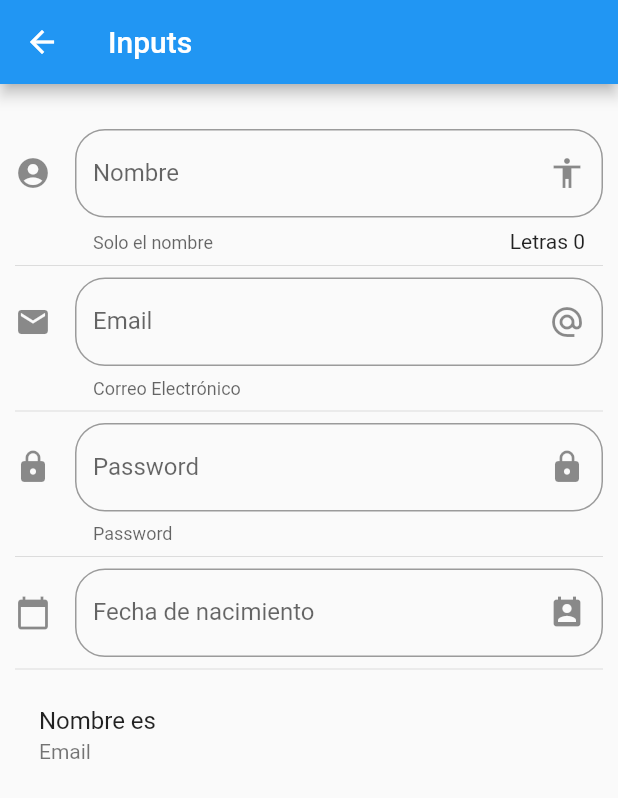
After one commit to JorgeMontellano/maps_flutter, a Flutter app: the InputPage screen opened by its route, on a phone screen of 412 x 824 dp. The commit adds this screen. Shown: the top 798 px of the screen. Run offline on Flutter 3.47's test engine with Material 2 defaults, Android fonts, the phone set to English and light mode, and no system bars; network calls fail.

Commit message:
80% del seccion 6

```diff
--- a/seccion_seis/data/menu_opts.json
+++ b/seccion_seis/data/menu_opts.json
@@ -15,6 +15,16 @@
             "ruta" : "card",
             "icon" : "folder_open",
             "texto": "Cards - Tarjetas"
+        },
+        {
+            "ruta" : "animatedContainer",
+            "icon" : "donut_large",
+            "texto": "Animated Container"
+        },
+        {
+            "ruta" : "inputs",
+            "icon" : "input",
+            "texto": "Inputs"
         }
     ]
 }
--- /dev/null
+++ b/seccion_seis/lib/src/pages/input_page.dart
@@ -0,0 +1,123 @@
+import 'package:flutter/material.dart';
+
+class InputPage extends StatefulWidget {
+  @override
+  _InputPageState createState() => _InputPageState();
+}
+
+class _InputPageState extends State<InputPage> {
+  String _nombre = '';
+  String _email = '';
+  String _password = '';
+  String _fecha = '';
+  TextEditingController _inputFieldDateControler = new TextEditingController();
+
+  @override
+  Widget build(BuildContext context) {
+    return Scaffold(
+        appBar: AppBar(title: Text('Inputs')),
+        body: ListView(
+            padding: EdgeInsets.symmetric(horizontal: 10.0, vertical: 30),
+            children: <Widget>[
+              _crearInput(),
+              Divider(),
+              _crearEmail(),
+              Divider(),
+              _crearPassword(),
+              Divider(),
+              _crearFecha(context),
+              Divider(),
+              _crearPersona(),
+            ]));
+  }
+
+  Widget _crearInput() {
+    return TextField(
+      textCapitalization: TextCapitalization.sentences,
+      decoration: InputDecoration(
+          border: OutlineInputBorder(borderRadius: BorderRadius.circular(20.0)),
+          counter: Text('Letras ${_nombre.length}'),
+          hintText: 'Nombre de la persona',
+          helperText: 'Solo el nombre',
+          labelText: 'Nombre',
+          suffixIcon: Icon(Icons.accessibility),
+          icon: Icon(Icons.account_circle)),
+      onChanged: (valor) {
+        setState(() {
+          _nombre = valor;
+        });
+      },
+    );
+  }
+
+  Widget _crearPersona() {
+    return (ListTile(
+        title: Text('Nombre es $_nombre'), subtitle: Text('Email $_email')));
+  }
+
+  Widget _crearEmail() {
+    return TextField(
+      keyboardType: TextInputType.emailAddress,
+      decoration: InputDecoration(
+          border: OutlineInputBorder(borderRadius: BorderRadius.circular(20.0)),
+          hintText: 'Email',
+          helperText: 'Correo Electrónico',
+          labelText: 'Email',
+          suffixIcon: Icon(Icons.alternate_email),
+          icon: Icon(Icons.mail)),
+      onChanged: (valor) => setState(() {
+        _email = valor;
+      }),
+    );
+  }
+
+  Widget _crearPassword() {
+    return TextField(
+      obscureText: true,
+      decoration: InputDecoration(
+          border: OutlineInputBorder(borderRadius: BorderRadius.circular(20.0)),
+          hintText: 'Password',
+          helperText: 'Password',
+          labelText: 'Password',
+          suffixIcon: Icon(Icons.lock),
+          icon: Icon(Icons.lock)),
+      onChanged: (valor) => setState(() {
+        _password = valor;
+      }),
+    );
+  }
+
+  _crearFecha(BuildContext context) {
+    return TextField(
+      controller: _inputFieldDateControler,
+      enableInteractiveSelection: false,
+      decoration: InputDecoration(
+          border: OutlineInputBorder(borderRadius: BorderRadius.circular(20.0)),
+          hintText: 'Fecha de nacimiento',
+          // helperText: 'Fecha de nacimiento',
+          labelText: 'Fecha de nacimiento',
+          suffixIcon: Icon(Icons.perm_contact_calendar),
+          icon: Icon(Icons.calendar_today)),
+      onTap: () {
+        FocusScope.of(context).requestFocus(new FocusNode());
+        _selectDate(context);
+      },
+    );
+  }
+
+  _selectDate(BuildContext context) async {
+    DateTime picked = await showDatePicker(
+      context: context,
+      initialDate: new DateTime.now(),
+      firstDate: new DateTime(2018),
+      lastDate: new DateTime(2025),
+      locale: Locale('es', 'MX'),
+    );
+    if (picked != null) {
+      setState(() {
+        _fecha = picked.toString();
+        _inputFieldDateControler.text = _fecha;
+      });
+    }
+  }
+}
--- a/seccion_seis/lib/src/routes/routes.dart
+++ b/seccion_seis/lib/src/routes/routes.dart
@@ -1,8 +1,10 @@
 import 'package:flutter/material.dart';
 import 'package:seccion_seis/src/pages/alert_page.dart';
+import 'package:seccion_seis/src/pages/animated_container.dart';
 import 'package:seccion_seis/src/pages/avatar_page.dart';
 import 'package:seccion_seis/src/pages/card_page.dart';
 import 'package:seccion_seis/src/pages/home_page.dart';
+import 'package:seccion_seis/src/pages/input_page.dart';
 
 Map<String, WidgetBuilder> getApplicationRoutes() {
   return <String, WidgetBuilder>{
@@ -10,5 +12,7 @@ Map<String, WidgetBuilder> getApplicationRoutes() {
     'alert': (BuildContext context) => AlertPage(),
     'avatar': (BuildContext context) => AvatarPage(),
     'card': (BuildContext context) => CardPage(),
+    'animatedContainer': (BuildContext context) => AnimatedContainerPage(),
+    'inputs': (BuildContext context) => InputPage(),
   };
 }
--- a/seccion_seis/lib/src/utils/icono_string_util.dart
+++ b/seccion_seis/lib/src/utils/icono_string_util.dart
@@ -3,7 +3,9 @@ import 'package:flutter/material.dart';
 final _icons = <String, IconData>{
   "add_alert": Icons.add_alert,
   "accessibility": Icons.accessibility,
-  "folder_open": Icons.folder_open
+  "folder_open": Icons.folder_open,
+  "donut_large": Icons.donut_large,
+  "input": Icons.input
 };
 Icon getIcon(String nombreIcono) {
   return Icon(_icons[nombreIcono], color: Colors.blue);
--- a/seccion_seis/pubspec.yaml
+++ b/seccion_seis/pubspec.yaml
@@ -31,6 +31,8 @@ dependencies:
 
 dev_dependencies:
   flutter_test:
+    sdk: flutter
+  flutter_localizations:
     sdk: flutter
 
 # For information on the generic Dart part of this file, see the
```
Also changed, not shown: seccion_seis/lib/main.dart (+11 -1 lines), seccion_seis/lib/src/pages/alert_page.dart (+21 -1 lines), seccion_seis/lib/src/pages/animated_container.dart (added, +46 -0 lines), seccion_seis/lib/src/pages/avatar_page.dart (+25 -0 lines), seccion_seis/pubspec.lock.
